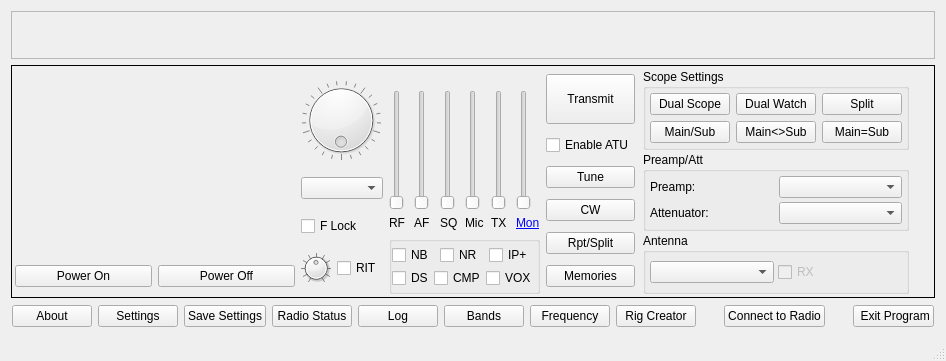
Old version of the form wfmain.ui in the repository adecarolis/wfweb.
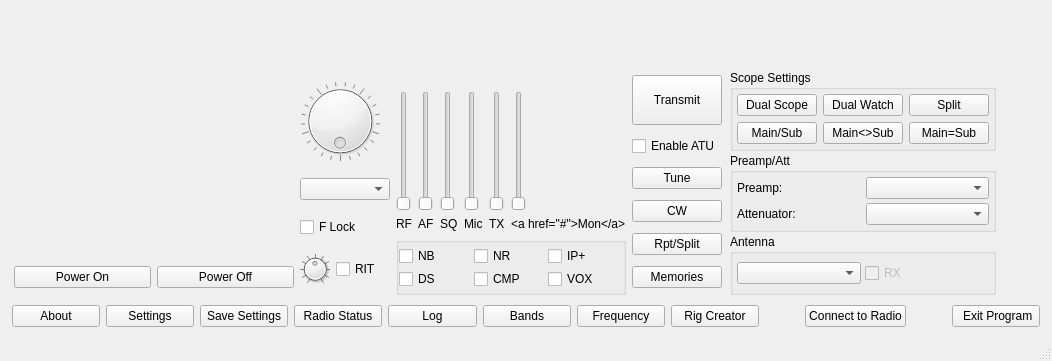
New version of the form. Custom widgets are drawn as their Qt base class.

The edit to the form file:
```diff
--- a/wfmain.ui
+++ b/wfmain.ui
@@ -6,7 +6,7 @@
    <rect>
     <x>0</x>
     <y>0</y>
-    <width>946</width>
+    <width>1052</width>
     <height>361</height>
    </rect>
   </property>
@@ -27,10 +27,7 @@
        </sizepolicy>
       </property>
       <property name="frameShape">
-       <enum>QFrame::Shape::StyledPanel</enum>
-      </property>
-      <property name="frameShadow">
-       <enum>QFrame::Shadow::Raised</enum>
+       <enum>QFrame::NoFrame</enum>
       </property>
       <layout class="QVBoxLayout" name="scopeVFOLayout">
        <property name="spacing">
@@ -79,10 +76,7 @@
        </sizepolicy>
       </property>
       <property name="frameShape">
-       <enum>QFrame::Shape::Box</enum>
-      </property>
-      <property name="frameShadow">
-       <enum>QFrame::Shadow::Plain</enum>
+       <enum>QFrame::NoFrame</enum>
       </property>
       <property name="lineWidth">
        <number>1</number>
@@ -343,9 +337,6 @@
           <layout class="QVBoxLayout" name="controlsLayout">
            <item>
             <spacer name="verticalSpacer">
-             <property name="orientation">
-              <enum>Qt::Orientation::Vertical</enum>
-             </property>
              <property name="sizeHint" stdset="0">
               <size>
                <width>20</width>
@@ -360,7 +351,7 @@
               <number>6</number>
              </property>
              <property name="sizeConstraint">
-              <enum>QLayout::SizeConstraint::SetMinimumSize</enum>
+              <enum>QLayout::SetDefaultConstraint</enum>
              </property>
              <property name="topMargin">
               <number>0</number>
@@ -408,9 +399,6 @@
                  <property name="maximum">
                   <number>255</number>
                  </property>
-                 <property name="orientation">
-                  <enum>Qt::Orientation::Vertical</enum>
-                 </property>
                 </widget>
                </item>
                <item>
@@ -471,9 +459,6 @@
                  <property name="maximum">
                   <number>255</number>
                  </property>
-                 <property name="orientation">
-                  <enum>Qt::Orientation::Vertical</enum>
-                 </property>
                 </widget>
                </item>
                <item>
@@ -528,9 +513,6 @@
                  <property name="maximum">
                   <number>255</number>
                  </property>
-                 <property name="orientation">
-                  <enum>Qt::Orientation::Vertical</enum>
-                 </property>
                 </widget>
                </item>
                <item>
@@ -585,9 +567,6 @@
                  <property name="maximum">
                   <number>255</number>
                  </property>
-                 <property name="orientation">
-                  <enum>Qt::Orientation::Vertical</enum>
-                 </property>
                 </widget>
                </item>
                <item>
@@ -642,9 +621,6 @@
                  <property name="maximum">
                   <number>255</number>
                  </property>
-                 <property name="orientation">
-                  <enum>Qt::Orientation::Vertical</enum>
-                 </property>
                 </widget>
                </item>
                <item>
@@ -690,9 +666,6 @@
                  <property name="maximum">
                   <number>255</number>
                  </property>
-                 <property name="orientation">
-                  <enum>Qt::Orientation::Vertical</enum>
-                 </property>
                 </widget>
                </item>
                <item>
@@ -710,7 +683,7 @@
                   <string>&lt;a href='#'&gt;Mon&lt;/a&gt;</string>
                  </property>
                  <property name="textFormat">
-                  <enum>Qt::TextFormat::AutoText</enum>
+                  <enum>Qt::PlainText</enum>
                  </property>
                  <property name="openExternalLinks">
                   <bool>false</bool>
@@ -1180,9 +1153,6 @@
          </item>
          <item>
           <spacer name="horizontalSpacer_3">
-           <property name="orientation">
-            <enum>Qt::Orientation::Horizontal</enum>
-           </property>
            <property name="sizeHint" stdset="0">
             <size>
              <width>40</width>
@@ -1302,9 +1272,6 @@
        </item>
        <item>
         <spacer name="horizontalSpacer_32">
-         <property name="orientation">
-          <enum>Qt::Orientation::Horizontal</enum>
-         </property>
          <property name="sizeHint" stdset="0">
           <size>
            <width>40</width>
@@ -1325,9 +1292,6 @@
        </item>
        <item>
         <spacer name="horizontalSpacer_9">
-         <property name="orientation">
-          <enum>Qt::Orientation::Horizontal</enum>
-         </property>
          <property name="sizeHint" stdset="0">
           <size>
            <width>40</width>
@@ -1340,6 +1304,7 @@
         <widget class="QPushButton" name="exitBtn">
          <property name="font">
           <font>
+           <weight>50</weight>
            <bold>false</bold>
           </font>
          </property>
```
Left out of the diff: 99 changed lines with no effect on the pictures.
